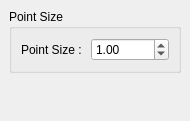
First picture: the form in Client/Widgets/PointSizeControl.ui, repository CCSEPBVR/CS-IS-PBVR, before the edit.
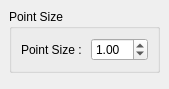
Second picture: the form after the edit.

What changed in the file:
```diff
--- a/Client/Widgets/PointSizeControl.ui
+++ b/Client/Widgets/PointSizeControl.ui
@@ -6,8 +6,8 @@
    <rect>
     <x>0</x>
     <y>0</y>
-    <width>190</width>
-    <height>121</height>
+    <width>124</width>
+    <height>89</height>
    </rect>
   </property>
   <property name="windowTitle">
@@ -62,7 +62,7 @@
       <property name="sizeHint" stdset="0">
        <size>
         <width>20</width>
-        <height>40</height>
+        <height>24</height>
        </size>
       </property>
      </spacer>
```
